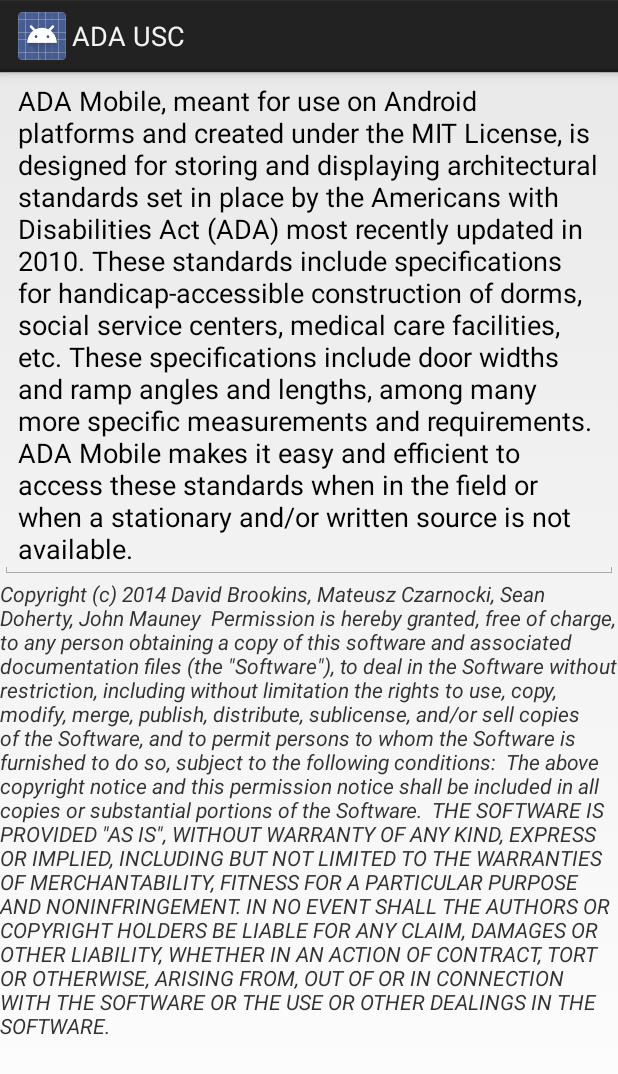
After one commit to SCCapstone/ADAUSC, an Android app: the layout activity_about.xml on its own in the app's theme, with its tools: preview values and no code run, on a phone screen of 412 x 824 dp. The commit adds this screen. Shown: the top 1074 px of the screen. Run offline under Robolectric (Android 15) with nearby library versions, the phone set to English and light mode, and no system bars.

Commit message:
Started "About" screen

```diff
--- /dev/null
+++ b/app/src/main/res/layout/activity_about.xml
@@ -0,0 +1,31 @@
+<?xml version="1.0" encoding="utf-8"?>
+
+<LinearLayout xmlns:android="http://schemas.android.com/apk/res/android"
+    android:orientation="vertical" android:layout_width="match_parent"
+    android:layout_height="match_parent">
+
+    <EditText
+        android:layout_width="match_parent"
+        android:layout_height="wrap_content"
+        android:id="@+id/editText"
+        android:text="ADA Mobile, meant for use on Android platforms and created under the MIT License, is designed for storing and displaying architectural standards set in place by the Americans with Disabilities Act (ADA) most recently updated in 2010. These standards include specifications for handicap-accessible construction of dorms, social service centers, medical care facilities, etc. These specifications include door widths and ramp angles and lengths, among many more specific measurements and requirements. ADA Mobile makes it easy and efficient to access these standards when in the field or when a stationary and/or written source is not available."
+        android:fadeScrollbars="false"
+        android:typeface="sans"
+        android:autoText="false" />
+
+    <ScrollView
+        android:layout_width="match_parent"
+        android:layout_height="match_parent"
+        android:id="@+id/scrollView"
+        android:layout_gravity="center_horizontal"
+        android:fillViewport="true" >
+
+        <TextView
+            android:layout_width="wrap_content"
+            android:layout_height="wrap_content"
+            android:textAppearance="?android:attr/textAppearanceSmall"
+            android:text='Copyright (c) 2014 David Brookins, Mateusz Czarnocki, Sean Doherty, John Mauney  Permission is hereby granted, free of charge, to any person obtaining a copy of this software and associated documentation files (the "Software"), to deal in the Software without restriction, including without limitation the rights to use, copy, modify, merge, publish, distribute, sublicense, and/or sell copies of the Software, and to permit persons to whom the Software is furnished to do so, subject to the following conditions:  The above copyright notice and this permission notice shall be included in all copies or substantial portions of the Software.  THE SOFTWARE IS PROVIDED "AS IS", WITHOUT WARRANTY OF ANY KIND, EXPRESS OR IMPLIED, INCLUDING BUT NOT LIMITED TO THE WARRANTIES OF MERCHANTABILITY, FITNESS FOR A PARTICULAR PURPOSE AND NONINFRINGEMENT. IN NO EVENT SHALL THE AUTHORS OR COPYRIGHT HOLDERS BE LIABLE FOR ANY CLAIM, DAMAGES OR OTHER LIABILITY, WHETHER IN AN ACTION OF CONTRACT, TORT OR OTHERWISE, ARISING FROM, OUT OF OR IN CONNECTION WITH THE SOFTWARE OR THE USE OR OTHER DEALINGS IN THE SOFTWARE.'
+            android:id="@+id/textView"
+            android:textStyle="italic" />
+    </ScrollView>
+</LinearLayout>
```
Also changed, not shown: app/src/main/res/values/strings.xml (line endings or trailing spaces).
